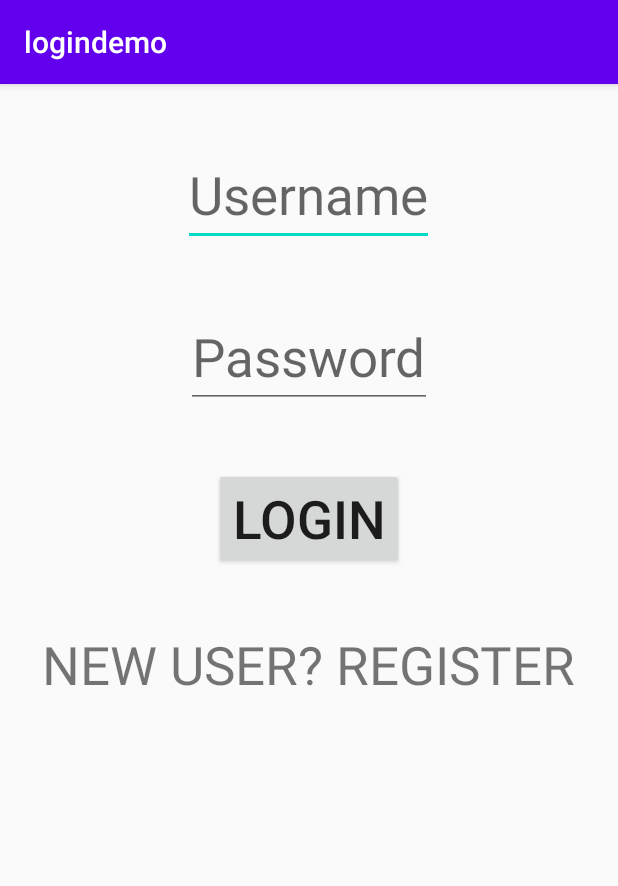
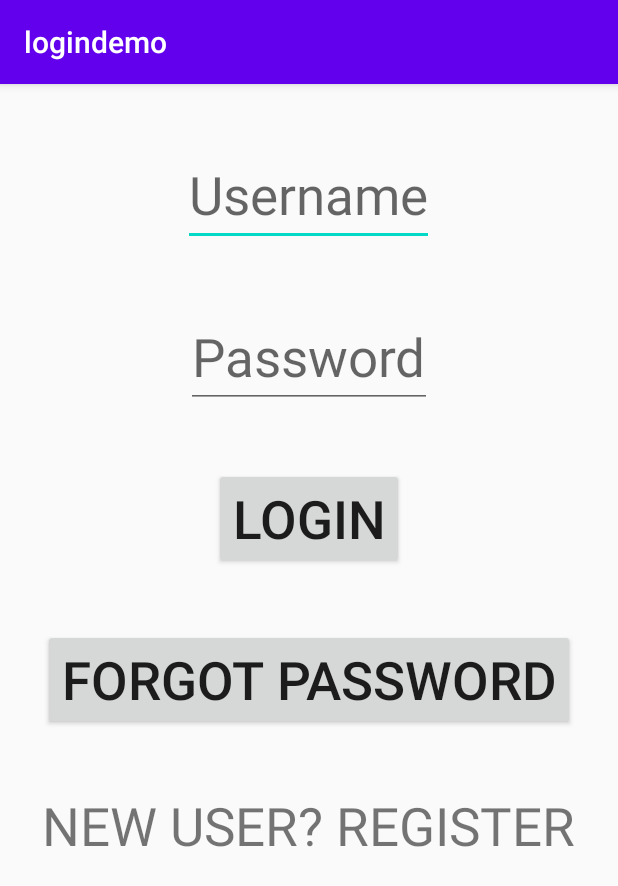
Before and after one commit to VishnuBhaarath/logindemo, an Android app: the screen it shows after launch (MainActivity), on a phone screen of 412 x 824 dp. Shown: the top 886 px of the screen. Run offline under Robolectric (Android 15) with nearby library versions, the phone set to English and light mode, and no system bars; our stand-ins replace Firebase (no records; nobody signed in at launch, a user with empty details on screens opened directly).

Commit message:
Password reset

```diff
--- a/app/src/main/AndroidManifest.xml
+++ b/app/src/main/AndroidManifest.xml
@@ -18,6 +18,7 @@
         </activity>
         <activity android:name=".SecondActivity" />
         <activity android:name=".Registeractivity" />
+        <activity android:name=".passwordreset" />
     </application>
 
 </manifest>
--- a/app/src/main/java/com/example/logindemo/MainActivity.java
+++ b/app/src/main/java/com/example/logindemo/MainActivity.java
@@ -18,11 +18,12 @@ import com.google.firebase.auth.FirebaseAuth;
 import com.google.firebase.auth.FirebaseUser;
 
 public class MainActivity extends AppCompatActivity {
-    EditText email,password;
-    Button login;
-    TextView register;
-    FirebaseAuth firebaseAuth;
-    Boolean result;
+ private    EditText email,password;
+   private Button login;
+    private TextView register;
+    private FirebaseAuth firebaseAuth;
+    private Boolean result;
+    private Button resetpassword;
     private int counter=5;
 
     @Override
@@ -32,6 +33,13 @@ public class MainActivity extends AppCompatActivity {
         email = (EditText) findViewById(R.id.etname);
         password = (EditText) findViewById(R.id.etepassword);
         firebaseAuth=FirebaseAuth.getInstance();
+       resetpassword=(Button)findViewById(R.id.btpasswordreset);
+       resetpassword.setOnClickListener(new View.OnClickListener() {
+           @Override
+           public void onClick(View v) {
+               startActivity(new Intent(MainActivity.this,passwordreset.class));
+           }
+       });
         final FirebaseUser user=firebaseAuth.getCurrentUser();
        if(user!=null){
            finish();
--- a/app/src/main/res/layout/activity_main.xml
+++ b/app/src/main/res/layout/activity_main.xml
@@ -34,6 +34,15 @@
         android:layout_gravity="center_horizontal"
         android:layout_marginTop="40dp"
         />
+    <Button
+        android:layout_width="wrap_content"
+        android:layout_height="wrap_content"
+        android:text="FORGOT PASSWORD"
+        android:textSize="35sp"
+        android:id="@+id/btpasswordreset"
+        android:layout_gravity="center_horizontal"
+        android:layout_marginTop="40dp"
+        />
     <TextView
         android:layout_width="wrap_content"
         android:layout_height="wrap_content"
```
Also changed, not shown: app/src/main/java/com/example/logindemo/passwordreset.java (added, +50 -0 lines), app/src/main/res/layout/passwordreset.xml (added, +23 -0 lines).
